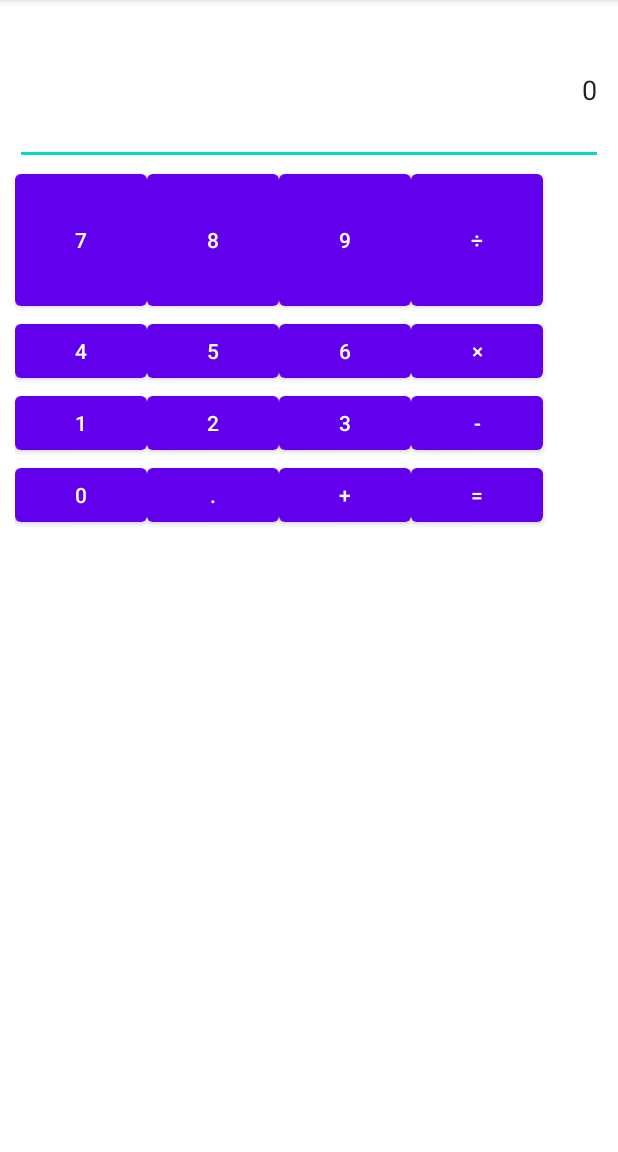
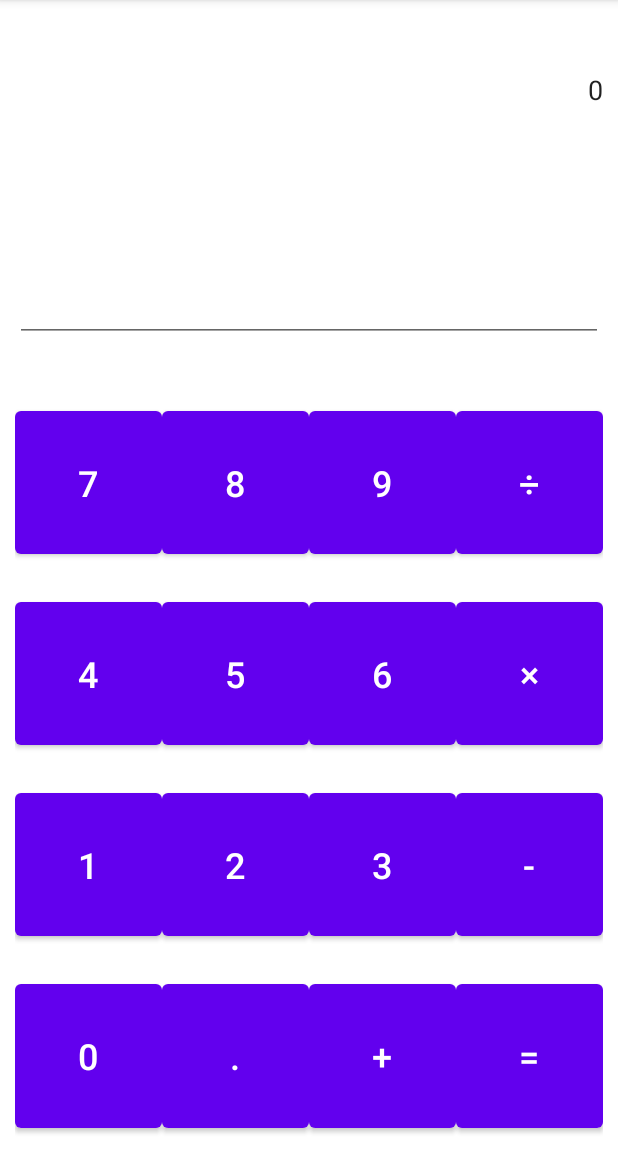
Before and after one commit to Talip2/appdev-calculator, an Android app: the CalculatorExercise screen opened directly, with no data from a screen before it, on a phone screen of 412 x 824 dp, the part 84-1236 px from its top. Run offline under Robolectric (Android 15) with nearby library versions, the phone set to English and light mode, and no system bars.

Commit message:
first commit

```diff
--- a/app/src/main/res/layout-land/activity_calculator_exercise.xml
+++ b/app/src/main/res/layout-land/activity_calculator_exercise.xml
@@ -18,154 +18,199 @@
         <EditText
             android:id="@+id/input"
             android:layout_width="match_parent"
-            android:layout_height="100dp"
+            android:layout_height="53dp"
             android:layout_marginLeft="10dp"
             android:layout_marginTop="10dp"
             android:layout_marginRight="10dp"
+            android:background="@color/white"
+            android:cursorVisible="false"
             android:ems="10"
+            android:focusable="false"
             android:inputType="textPersonName"
+            android:longClickable="false"
             android:text="@string/Zero"
             android:textAlignment="viewEnd" />
 
         <EditText
             android:id="@+id/result"
             android:layout_width="match_parent"
-            android:layout_height="98dp"
+            android:layout_height="65dp"
             android:ems="10"
+            android:focusable="false"
             android:inputType="phone"
+            android:longClickable="false"
             android:textAlignment="center"
-            android:textSize="48sp" />
+            android:textSize="14sp" />
 
         <TableLayout
             android:layout_width="match_parent"
-            android:layout_height="match_parent"
+            android:layout_height="0dp"
+            android:layout_weight="1"
             android:layout_marginTop="20dp"
             android:visibility="visible">
-
 
             <TableRow
                 android:id="@+id/row1"
                 android:layout_width="match_parent"
-                android:layout_height="match_parent"
-                android:layout_marginLeft="10dp">
+                android:layout_height="0dp"
+                android:layout_marginLeft="10dp"
+                android:layout_marginRight="10dp"
+                android:layout_weight="1">
 
                 <Button
                     android:id="@+id/btnCalcSeven"
-                    android:layout_width="wrap_content"
-                    android:layout_height="100dp"
-
-                    android:text="@string/Seven" />
+                    android:layout_width="0dp"
+                    android:layout_height="match_parent"
+                    android:layout_weight="1"
+                    android:text="@string/Seven"
+                    android:textSize="24sp" />
 
                 <Button
                     android:id="@+id/btnCalcEight"
-                    android:layout_width="wrap_content"
+                    android:layout_width="0dp"
                     android:layout_height="match_parent"
-                    android:text="@string/Eight" />
+                    android:layout_weight="1"
+                    android:text="@string/Eight"
+                    android:textSize="24sp" />
 
                 <Button
                     android:id="@+id/btnCalcNine"
-                    android:layout_width="wrap_content"
+                    android:layout_width="0dp"
                     android:layout_height="match_parent"
-                    android:text="@string/Nine" />
+                    android:layout_weight="1"
+                    android:text="@string/Nine"
+                    android:textSize="24sp" />
 
                 <Button
                     android:id="@+id/btnCalcDivide"
-                    android:layout_width="wrap_content"
+                    android:layout_width="0dp"
                     android:layout_height="match_parent"
-                    android:text="@string/Divide" />
+                    android:layout_weight="1"
+                    android:text="@string/Divide"
+                    android:textSize="24sp" />
             </TableRow>
 
             <TableRow
                 android:id="@+id/row2"
                 android:layout_width="match_parent"
-                android:layout_height="match_parent"
-                android:layout_marginLeft="10dp">
+                android:layout_height="0dp"
+                android:layout_marginLeft="10dp"
+                android:layout_marginRight="10dp"
+                android:layout_weight="1">
 
                 <Button
                     android:id="@+id/btnCalcFour"
-                    android:layout_width="wrap_content"
-                    android:layout_height="wrap_content"
-                    android:text="@string/Four" />
+                    android:layout_width="0dp"
+                    android:layout_height="match_parent"
+                    android:layout_weight="1"
+                    android:text="@string/Four"
+                    android:textSize="24sp" />
 
                 <Button
                     android:id="@+id/btnCalcFive"
-                    android:layout_width="wrap_content"
-                    android:layout_height="wrap_content"
-                    android:text="@string/Five" />
+                    android:layout_width="0dp"
+                    android:layout_height="match_parent"
+                    android:layout_weight="1"
+                    android:text="@string/Five"
+                    android:textSize="24sp" />
 
                 <Button
                     android:id="@+id/btnCalcSix"
-                    android:layout_width="wrap_content"
-                    android:layout_height="wrap_content"
-                    android:text="@string/Six" />
+                    android:layout_width="0dp"
+                    android:layout_height="match_parent"
+                    android:layout_weight="1"
+                    android:text="@string/Six"
+                    android:textSize="24sp" />
 
                 <Button
                     android:id="@+id/btnCalcMultiply"
-                    android:layout_width="wrap_content"
-                    android:layout_height="wrap_content"
-                    android:text="@string/Multiply" />
+                    android:layout_width="0dp"
+                    android:layout_height="match_parent"
+                    android:layout_weight="1"
+                    android:text="@string/Multiply"
+                    android:textSize="24sp" />
             </TableRow>
 
             <TableRow
                 android:id="@+id/row3"
-                android:layout_width="253dp"
-                android:layout_height="wrap_content"
-                android:layout_marginLeft="10dp">
+                android:layout_width="match_parent"
+                android:layout_height="0dp"
+                android:layout_marginLeft="10dp"
+                android:layout_marginRight="10dp"
+                android:layout_weight="1">
 
                 <Button
                     android:id="@+id/btnCalcOne"
-                    android:layout_width="wrap_content"
-                    android:layout_height="wrap_content"
-                    android:text="@string/One" />
+                    android:layout_width="0dp"
+                    android:layout_height="match_parent"
+                    android:layout_weight="1"
+                    android:text="@string/One"
+                    android:textSize="24sp" />
 
                 <Button
                     android:id="@+id/btnCalcTwo"
-                    android:layout_width="wrap_content"
-                    android:layout_height="wrap_content"
-                    android:text="@string/Two" />
+                    android:layout_width="0dp"
+                    android:layout_height="match_parent"
+                    android:layout_weight="1"
+                    android:text="@string/Two"
+                    android:textSize="24sp" />
 
                 <Button
                     android:id="@+id/btnCalcThree"
-                    android:layout_width="wrap_content"
-                    android:layout_height="wrap_content"
-                    android:text="@string/Three" />
+                    android:layout_width="0dp"
+                    android:layout_height="match_parent"
+                    android:layout_weight="1"
+                    android:text="@string/Three"
+                    android:textSize="24sp" />
 
                 <Button
                     android:id="@+id/btnCalcMinus"
-                    android:layout_width="wrap_content"
-                    android:layout_height="wrap_content"
-                    android:text="@string/Minus" />
+                    android:layout_width="0dp"
+                    android:layout_height="match_parent"
+                    android:layout_weight="1"
+                    android:text="@string/Minus"
+                    android:textSize="24sp" />
             </TableRow>
 
             <TableRow
                 android:id="@+id/row4"
                 android:layout_width="match_parent"
-                android:layout_height="173dp"
-                android:layout_marginLeft="10dp">
+                android:layout_height="0dp"
+                android:layout_marginLeft="10dp"
+                android:layout_marginRight="10dp"
+                android:layout_weight="1">
 
                 <Button
                     android:id="@+id/btnCalcZero"
-                    android:layout_width="wrap_content"
-                    android:layout_height="wrap_content"
-                    android:text="@string/Zero" />
+                    android:layout_width="0dp"
+                    android:layout_height="match_parent"
+                    android:layout_weight="1"
+                    android:text="@string/Zero"
+                    android:textSize="24sp" />
 
                 <Button
                     android:id="@+id/btnCalcDecimal"
-                    android:layout_width="wrap_content"
-                    android:layout_height="wrap_content"
-                    android:text="@string/Decimal" />
+                    android:layout_width="0dp"
+                    android:layout_height="match_parent"
+                    android:layout_weight="1"
+                    android:text="@string/Decimal"
+                    android:textSize="24sp" />
 
                 <Button
                     android:id="@+id/btnCalcPlus"
-                    android:layout_width="wrap_content"
-                    android:layout_height="wrap_content"
-                    android:text="@string/Plus" />
+                    android:layout_width="0dp"
+                    android:layout_height="match_parent"
+                    android:layout_weight="1"
+                    android:text="@string/Plus"
+                    android:textSize="24sp" />
 
                 <Button
                     android:id="@+id/btnCalcEqual"
-                    android:layout_width="wrap_content"
-                    android:layout_height="wrap_content"
-                    android:text="@string/Equal" />
+                    android:layout_width="0dp"
+                    android:layout_height="match_parent"
+                    android:layout_weight="1"
+                    android:text="@string/Equal"
+                    android:textSize="24sp" />
             </TableRow>
 
         </TableLayout>
--- a/app/src/main/res/layout/activity_calculator_exercise.xml
+++ b/app/src/main/res/layout/activity_calculator_exercise.xml
@@ -9,150 +9,210 @@
     <LinearLayout
         android:layout_width="match_parent"
         android:layout_height="match_parent"
-        android:orientation="vertical">
+        android:orientation="vertical"
+        app:layout_constraintBottom_toBottomOf="parent"
+        app:layout_constraintEnd_toEndOf="parent"
+        app:layout_constraintStart_toStartOf="parent"
+        app:layout_constraintTop_toTopOf="parent">
 
         <EditText
             android:id="@+id/input"
             android:layout_width="match_parent"
             android:layout_height="100dp"
-            android:layout_marginLeft="10dp"
-            android:layout_marginTop="10dp"
-            android:layout_marginRight="10dp"
+            android:layout_margin="10dp"
+            android:focusable="false"
+            android:longClickable="false"
+            android:cursorVisible="false"
+            android:background="@color/white"
             android:ems="10"
             android:inputType="textPersonName"
-            android:text="@string/Zero"
-            android:textAlignment="viewEnd" />
+            android:textAlignment="viewEnd"
+            android:text="@string/Zero"/>
+
+        <EditText
+            android:id="@+id/result"
+            android:layout_width="match_parent"
+            android:layout_height="98dp"
+            android:layout_margin="10dp"
+            android:ems="10"
+            android:inputType="phone"
+            android:textAlignment="center"
+            android:textSize="48sp"
+            android:focusable="false"
+            android:longClickable="false"
+            android:cursorVisible="false"
+           />
 
         <TableLayout
             android:layout_width="match_parent"
-            android:layout_height="match_parent">
+            android:layout_height="0dp"
+            android:layout_weight="1"
+            android:layout_marginTop="20dp"
+            android:visibility="visible">
 
 
             <TableRow
                 android:id="@+id/row1"
                 android:layout_width="match_parent"
-                android:layout_height="match_parent"
-                android:layout_marginLeft="10dp">
+                android:layout_height="0dp"
+                android:layout_margin="10dp"
+                android:layout_weight="1">
 
                 <Button
                     android:id="@+id/btnCalcSeven"
-                    android:layout_width="wrap_content"
-                    android:layout_height="100dp"
-
-                    android:text="@string/Seven" />
+                    android:layout_width="0dp"
+                    android:layout_height="match_parent"
+                    android:layout_weight="1"
+                    android:text="@string/Seven"
+                    android:textSize="24sp" />
 
                 <Button
                     android:id="@+id/btnCalcEight"
-                    android:layout_width="wrap_content"
+                    android:layout_width="0dp"
                     android:layout_height="match_parent"
-                    android:text="@string/Eight" />
+                    android:layout_weight="1"
+                    android:text="@string/Eight"
+                    android:textSize="24sp" />
 
                 <Button
                     android:id="@+id/btnCalcNine"
-                    android:layout_width="wrap_content"
+                    android:layout_width="0dp"
                     android:layout_height="match_parent"
-                    android:text="@string/Nine" />
+                    android:layout_weight="1"
+                    android:text="@string/Nine"
+                    android:textSize="24sp" />
 
                 <Button
                     android:id="@+id/btnCalcDivide"
-                    android:layout_width="wrap_content"
+                    android:layout_width="0dp"
                     android:layout_height="match_parent"
-                    android:text="@string/Divide" />
+                    android:layout_weight="1"
+                    android:text="@string/Divide"
+                    android:textSize="24sp" />
             </TableRow>
+
 
             <TableRow
                 android:id="@+id/row2"
                 android:layout_width="match_parent"
-                android:layout_height="match_parent"
-                android:layout_marginLeft="10dp">
+                android:layout_height="0dp"
+                android:layout_margin="10dp"
+                android:layout_weight="1">
 
                 <Button
                     android:id="@+id/btnCalcFour"
-                    android:layout_width="wrap_content"
-                    android:layout_height="wrap_content"
-                    android:text="@string/Four" />
+                    android:layout_width="0dp"
+                    android:layout_height="match_parent"
+                    android:layout_weight="1"
+                    android:text="@string/Four"
+                    android:textSize="24sp" />
 
                 <Button
                     android:id="@+id/btnCalcFive"
-                    android:layout_width="wrap_content"
-                    android:layout_height="wrap_content"
-                    android:text="@string/Five" />
+                    android:layout_width="0dp"
+                    android:layout_height="match_parent"
+                    android:layout_weight="1"
+                    android:text="@string/Five"
+                    android:textSize="24sp" />
 
                 <Button
                     android:id="@+id/btnCalcSix"
-                    android:layout_width="wrap_content"
-                    android:layout_height="wrap_content"
-                    android:text="@string/Six" />
+                    android:layout_width="0dp"
+                    android:layout_height="match_parent"
+                    android:layout_weight="1"
+                    android:text="@string/Six"
+                    android:textSize="24sp" />
 
                 <Button
                     android:id="@+id/btnCalcMultiply"
-                    android:layout_width="wrap_content"
-                    android:layout_height="wrap_content"
-                    android:text="@string/Multiply" />
+                    android:layout_width="0dp"
+                    android:layout_height="match_parent"
+                    android:layout_weight="1"
+                    android:text="@string/Multiply"
+                    android:textSize="24sp" />
             </TableRow>
+
 
             <TableRow
                 android:id="@+id/row3"
-                android:layout_width="253dp"
-                android:layout_height="wrap_content"
-                android:layout_marginLeft="10dp">
+                android:layout_width="match_parent"
+                android:layout_height="0dp"
+                android:layout_margin="10dp"
+                android:layout_weight="1">
 
                 <Button
                     android:id="@+id/btnCalcOne"
-                    android:layout_width="wrap_content"
-                    android:layout_height="wrap_content"
-                    android:text="@string/One" />
+                    android:layout_width="0dp"
+                    android:layout_height="match_parent"
+                    android:layout_weight="1"
+                    android:text="@string/One"
+                    android:textSize="24sp" />
 
                 <Button
                     android:id="@+id/btnCalcTwo"
-                    android:layout_width="wrap_content"
-                    android:layout_height="wrap_content"
-                    android:text="@string/Two" />
+                    android:layout_width="0dp"
+                    android:layout_height="match_parent"
+                    android:layout_weight="1"
+                    android:text="@string/Two"
+                    android:textSize="24sp" />
 
                 <Button
                     android:id="@+id/btnCalcThree"
-                    android:layout_width="wrap_content"
-                    android:layout_height="wrap_content"
-                    android:text="@string/Three" />
+                    android:layout_width="0dp"
+                    android:layout_height="match_parent"
+                    android:layout_weight="1"
+                    android:text="@string/Three"
+                    android:textSize="24sp" />
 
                 <Button
                     android:id="@+id/btnCalcMinus"
-                    android:layout_width="wrap_content"
-                    android:layout_height="wrap_content"
-                    android:text="@string/Minus" />
+                    android:layout_width="0dp"
+                    android:layout_height="match_parent"
+                    android:layout_weight="1"
+                    android:text="@string/Minus"
+                    android:textSize="24sp" />
             </TableRow>
+
 
             <TableRow
                 android:id="@+id/row4"
                 android:layout_width="match_parent"
-                android:layout_height="173dp"
-                android:layout_marginLeft="10dp">
+                android:layout_height="0dp"
+                android:layout_margin="10dp"
+                android:layout_weight="1">
 
                 <Button
                     android:id="@+id/btnCalcZero"
-                    android:layout_width="wrap_content"
-                    android:layout_height="wrap_content"
-                    android:text="@string/Zero" />
+                    android:layout_width="0dp"
+                    android:layout_height="match_parent"
+                    android:layout_weight="1"
+                    android:text="@string/Zero"
+                    android:textSize="24sp" />
 
                 <Button
                     android:id="@+id/btnCalcDecimal"
-                    android:layout_width="wrap_content"
-                    android:layout_height="wrap_content"
-                    android:text="@string/Decimal" />
+                    android:layout_width="0dp"
+                    android:layout_height="match_parent"
+                    android:layout_weight="1"
+                    android:text="@string/Decimal"
+                    android:textSize="24sp" />
 
                 <Button
                     android:id="@+id/btnCalcPlus"
-                    android:layout_width="wrap_content"
-                    android:layout_height="wrap_content"
-                    android:text="@string/Plus" />
+                    android:layout_width="0dp"
+                    android:layout_height="match_parent"
+                    android:layout_weight="1"
+                    android:text="@string/Plus"
+                    android:textSize="24sp" />
 
                 <Button
                     android:id="@+id/btnCalcEqual"
-                    android:layout_width="wrap_content"
-                    android:layout_height="wrap_content"
-                    android:text="@string/Equal" />
+                    android:layout_width="0dp"
+                    android:layout_height="match_parent"
+                    android:layout_weight="1"
+                    android:text="@string/Equal"
+                    android:textSize="24sp" />
             </TableRow>
-
         </TableLayout>
     </LinearLayout>
 </androidx.constraintlayout.widget.ConstraintLayout>
```
Also changed, not shown: app/src/main/java/com/example/myapplication/Calculator.java (+91 -29 lines), app/src/main/java/com/example/myapplication/CalculatorExercise.java (+152 -15 lines), 1 other file.
